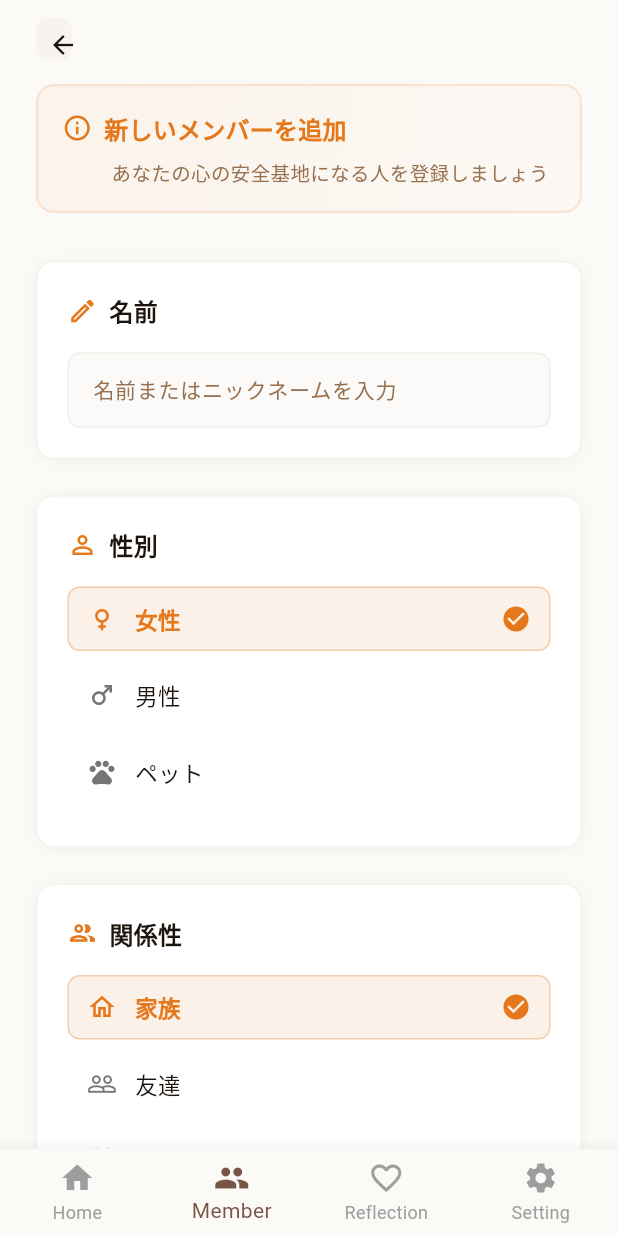
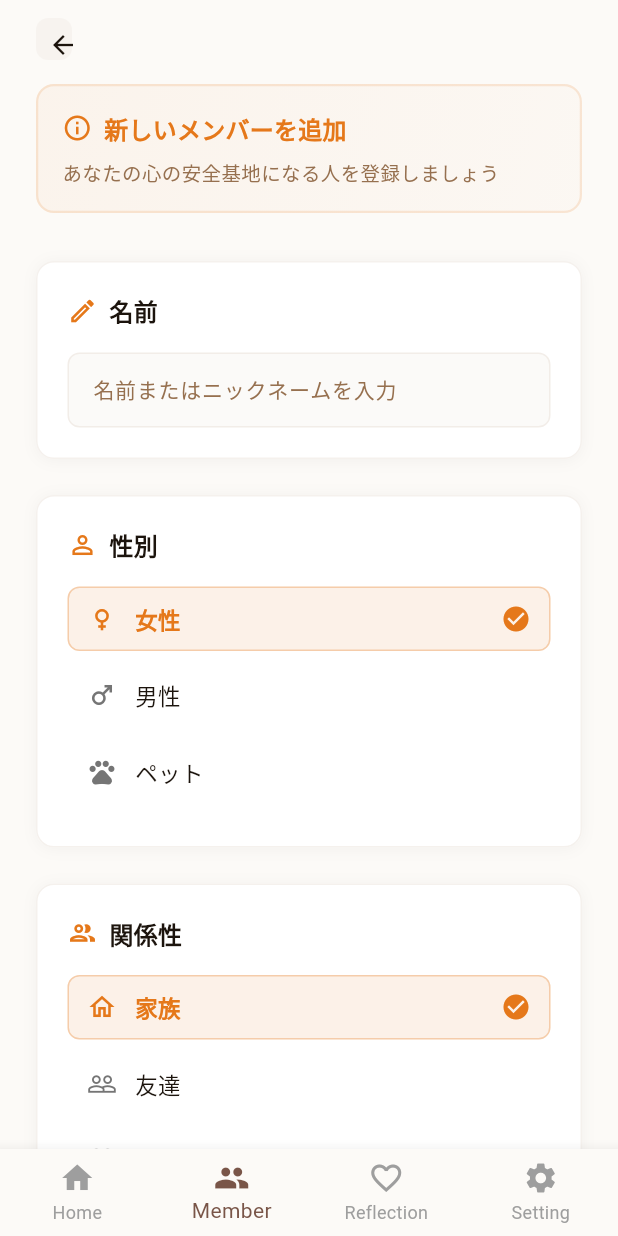
Before and after one commit to dmaruyama-51/secure-base-app-flutter, a Flutter app: the KindnessGiverAddPage screen opened by its route, on a phone screen of 412 x 824 dp. Run offline on Flutter 3.47's test engine with Material 3 defaults, Android fonts, the phone set to English and light mode, and no system bars; our stand-ins replace flutter_dotenv, flutter_riverpod, freezed_annotation, go_router, supabase_flutter; accounts and stored records are empty.

Commit message:
ヘッダーカードのデザイン修正

```diff
--- a/lib/views/kindness_giver/kindness_giver_add_page.dart
+++ b/lib/views/kindness_giver/kindness_giver_add_page.dart
@@ -128,8 +128,6 @@ class _KindnessGiverAddPageState extends ConsumerState<KindnessGiverAddPage> {
   }
 
   Widget _buildHeader(ThemeData theme) {
-    final state = ref.watch(kindnessGiverAddViewModelProvider);
-
     return Container(
       width: double.infinity,
       padding: const EdgeInsets.all(16),
@@ -149,8 +147,8 @@ class _KindnessGiverAddPageState extends ConsumerState<KindnessGiverAddPage> {
         ),
       ),
       child: Column(
+        crossAxisAlignment: CrossAxisAlignment.start,
         children: [
-          // テキスト情報
           Row(
             children: [
               Icon(
@@ -170,15 +168,12 @@ class _KindnessGiverAddPageState extends ConsumerState<KindnessGiverAddPage> {
             ],
           ),
           const SizedBox(height: 8),
-          Padding(
-            padding: const EdgeInsets.only(left: 28),
-            child: Text(
-              'あなたの心の安全基地になる人を登録しましょう',
-              style: theme.textTheme.bodyMedium?.copyWith(
-                color: AppColors.textLight,
-                fontSize: 13,
-                fontWeight: FontWeight.w400,
-              ),
+          Text(
+            'あなたの心の安全基地になる人を登録しましょう',
+            style: theme.textTheme.bodyMedium?.copyWith(
+              color: AppColors.textLight,
+              fontSize: 13,
+              fontWeight: FontWeight.w400,
             ),
           ),
         ],
--- a/lib/views/kindness_giver/kindness_giver_edit_page.dart
+++ b/lib/views/kindness_giver/kindness_giver_edit_page.dart
@@ -148,7 +148,7 @@ class _KindnessGiverEditPageState extends ConsumerState<KindnessGiverEditPage> {
           Row(
             children: [
               Icon(
-                Icons.edit_outlined,
+                Icons.info_outline,
                 size: 20,
                 color: theme.colorScheme.primary,
               ),
--- a/lib/views/kindness_giver/kindness_giver_list_page.dart
+++ b/lib/views/kindness_giver/kindness_giver_list_page.dart
@@ -104,7 +104,7 @@ class _KindnessGiverListPageState extends ConsumerState<KindnessGiverListPage> {
           Row(
             children: [
               Icon(
-                Icons.people_outline,
+                Icons.info_outline,
                 size: 20,
                 color: theme.colorScheme.primary,
               ),
```
